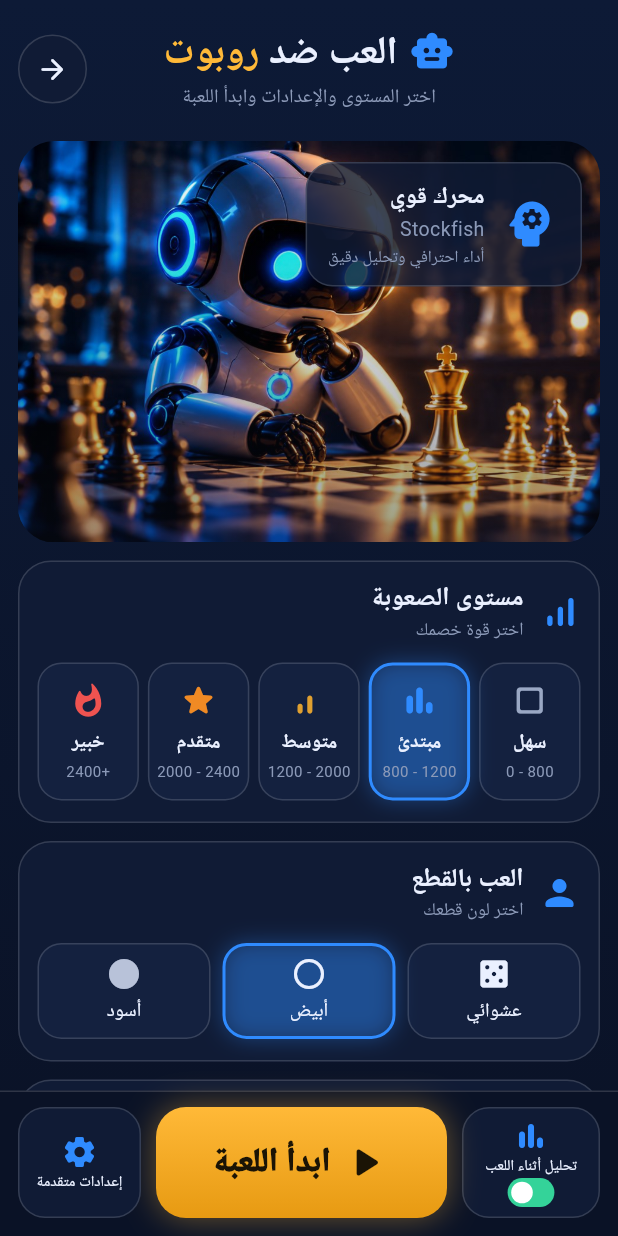
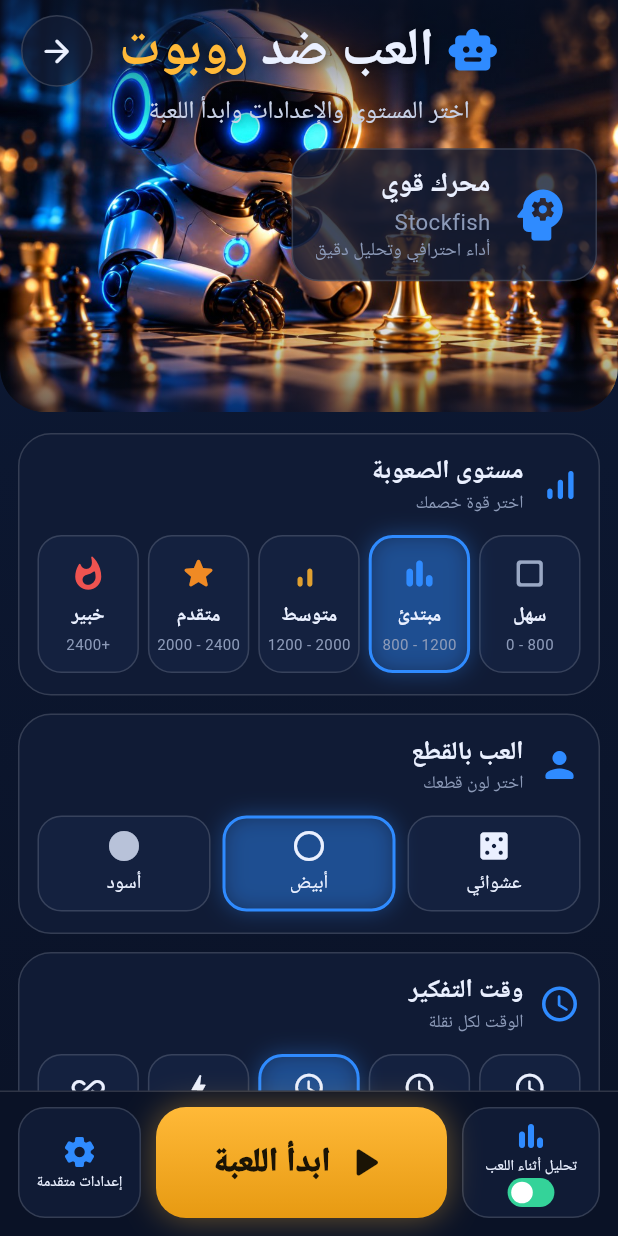
Before and after one commit to nazarslah0/Chess1, a Flutter app: the BotPlayScreen screen opened directly, on a phone screen of 412 x 824 dp. Run offline on Flutter 3.47's test engine with Material 3 defaults, Android fonts, the phone set to English and light mode, and no system bars; our stand-ins replace audioplayers, shared_preferences; missing offline and left inert: chess, lc0; accounts and stored records are empty.

Commit message:
Add files via upload

```diff
--- a/lib/bot_play_screen.dart
+++ b/lib/bot_play_screen.dart
@@ -219,7 +219,7 @@ class _BotPlayScreenState extends State<BotPlayScreen> {
 
   BotLevel _level = botLevels[1];
   String _colorChoice = 'w'; // w / b / r
-  int _timeSeconds = 0; // 0 = بدون وقت
+  int _timeSeconds = 60; // ثوانٍ لكل نقلة (0 = بدون وقت)
 
   bool _started = false;
   bool _starting = false;
@@ -1264,8 +1264,10 @@ class _BotPlayScreenState extends State<BotPlayScreen> {
             ),
           ),
           child: SafeArea(
-            // شاشة المباراة ثابتة (بدون تمرير) حتى لا يتحرك أي شيء عند
-            // كل نقلة؛ شاشة الإعداد وحدها قابلة للتمرير.
+            // شاشة الإعداد: الصورة تمتد حتى أعلى الشاشة (بدون SafeArea
+            // علوي). شاشة المباراة ثابتة (بدون تمرير) حتى لا يتحرك أي
+            // شيء عند كل نقلة.
+            top: _started,
             child: _started ? _buildGame() : _buildSetup(),
           ),
         ),
--- a/lib/bot_setup_view.dart
+++ b/lib/bot_setup_view.dart
@@ -100,16 +100,17 @@ class BotSetupView extends StatelessWidget {
       children: [
         Expanded(
           child: SingleChildScrollView(
-            padding: const EdgeInsets.fromLTRB(12, 8, 12, 12),
             child: Center(
               child: ConstrainedBox(
-                constraints: const BoxConstraints(maxWidth: 520),
+                constraints: const BoxConstraints(maxWidth: 560),
                 child: Column(
                   children: [
-                    _Header(onBack: onBack),
-                    const SizedBox(height: 10),
-                    const _Hero(),
-                    const SizedBox(height: 12),
+                    // الصورة بعرض الشاشة كاملًا والعنوان فوقها.
+                    _HeroHeader(onBack: onBack),
+                    Padding(
+                      padding: const EdgeInsets.fromLTRB(12, 14, 12, 12),
+                      child: Column(
+                        children: [
                           _SectionCard(
                             icon: Icons.signal_cellular_alt_rounded,
                             title: 'مستوى الصعوبة',
@@ -161,6 +162,9 @@ class BotSetupView extends StatelessWidget {
                         ],
                       ),
                     ),
+                  ],
+                ),
+              ),
             ),
           ),
         ),
@@ -175,101 +179,37 @@ class BotSetupView extends StatelessWidget {
 }
 
 // ----------------------------------------------------------------
-// الرأس والبطل
+// الصورة + العنوان فوقها (كما في التصميم)
 // ----------------------------------------------------------------
 
-class _Header extends StatelessWidget {
+class _HeroHeader extends StatelessWidget {
   final VoidCallback onBack;
 
-  const _Header({required this.onBack});
+  const _HeroHeader({required this.onBack});
 
   @override
   Widget build(BuildContext context) {
-    return SizedBox(
-      height: 76,
-      child: Stack(
-        alignment: Alignment.center,
-        children: [
-          Align(
-            alignment: Alignment.centerLeft,
-            child: Material(
-              color: BotPalette.card,
-              shape: const CircleBorder(
-                side: BorderSide(color: BotPalette.cardBorder),
+    final topPad = MediaQuery.of(context).padding.top;
+
+    return LayoutBuilder(
+      builder: (context, c) {
+        final w = c.maxWidth;
+        final h = w / 1.5;
+
+        return ClipRRect(
+          borderRadius: const BorderRadius.vertical(
+            bottom: Radius.circular(30),
           ),
-              child: InkWell(
-                customBorder: const CircleBorder(),
-                onTap: onBack,
-                child: const Padding(
-                  padding: EdgeInsets.all(12),
-                  child: Icon(
-                    Icons.arrow_back_rounded,
-                    color: BotPalette.text,
-                    size: 22,
-                  ),
-                ),
-              ),
-            ),
-          ),
-          Column(
-            mainAxisSize: MainAxisSize.min,
-            children: [
-              Row(
-                mainAxisSize: MainAxisSize.min,
-                children: [
-                  const Icon(
-                    Icons.smart_toy_rounded,
-                    color: BotPalette.blue,
-                    size: 30,
-                  ),
-                  const SizedBox(width: 8),
-                  RichText(
-                    text: const TextSpan(
-                      style: TextStyle(
-                        fontSize: 26,
-                        fontWeight: FontWeight.w800,
-                        color: BotPalette.text,
-                      ),
-                      children: [
-                        TextSpan(text: 'العب ضد '),
-                        TextSpan(
-                          text: 'روبوت',
-                          style: TextStyle(color: BotPalette.gold),
-                        ),
-                      ],
-                    ),
-                  ),
-                ],
-              ),
-              const SizedBox(height: 4),
-              const Text(
-                'اختر المستوى والإعدادات وابدأ اللعبة',
-                style: TextStyle(color: BotPalette.muted, fontSize: 13),
-              ),
-            ],
-          ),
-        ],
-      ),
-    );
-  }
-}
-
-class _Hero extends StatelessWidget {
-  const _Hero();
-
-  @override
-  Widget build(BuildContext context) {
-    return ClipRRect(
-      borderRadius: BorderRadius.circular(24),
-      child: AspectRatio(
-        aspectRatio: 1.45,
+          child: SizedBox(
+            width: w,
+            height: h,
             child: Stack(
               fit: StackFit.expand,
               children: [
                 Image.asset(
                   'assets/robot/robot_hero.jpg',
                   fit: BoxFit.cover,
-              alignment: Alignment.centerLeft,
+                  alignment: const Alignment(-0.45, 0),
                   errorBuilder: (_, _, _) => const ColoredBox(
                     color: BotPalette.card,
                     child: Center(
@@ -281,46 +221,135 @@ class _Hero extends StatelessWidget {
                     ),
                   ),
                 ),
+                // تعتيم خفيف أعلى الصورة لوضوح العنوان وأسفلها للدمج.
                 const DecoratedBox(
                   decoration: BoxDecoration(
                     gradient: LinearGradient(
                       begin: Alignment.topCenter,
                       end: Alignment.bottomCenter,
-                  colors: [Color(0x00000000), Color(0x660A1226)],
+                      stops: [0.0, 0.32, 0.75, 1.0],
+                      colors: [
+                        Color(0xB30A1226),
+                        Color(0x000A1226),
+                        Color(0x000A1226),
+                        Color(0x990A1226),
+                      ],
                     ),
                   ),
                 ),
+                // العنوان والعنوان الفرعي فوق الصورة.
                 Positioned(
-              top: 14,
-              right: 12,
+                  top: topPad + 10,
+                  left: 0,
+                  right: 0,
+                  child: Column(
+                    mainAxisSize: MainAxisSize.min,
+                    children: [
+                      Row(
+                        mainAxisSize: MainAxisSize.min,
+                        children: [
+                          Icon(
+                            Icons.smart_toy_rounded,
+                            color: BotPalette.blue,
+                            size: w * 0.085,
+                          ),
+                          SizedBox(width: w * 0.02),
+                          RichText(
+                            text: TextSpan(
+                              style: TextStyle(
+                                fontSize: w * 0.085,
+                                fontWeight: FontWeight.w800,
+                                color: BotPalette.text,
+                                shadows: const [
+                                  Shadow(
+                                    color: Color(0xAA000000),
+                                    blurRadius: 10,
+                                  ),
+                                ],
+                              ),
+                              children: const [
+                                TextSpan(text: 'العب ضد '),
+                                TextSpan(
+                                  text: 'روبوت',
+                                  style: TextStyle(color: BotPalette.gold),
+                                ),
+                              ],
+                            ),
+                          ),
+                        ],
+                      ),
+                      SizedBox(height: w * 0.012),
+                      Text(
+                        'اختر المستوى والإعدادات وابدأ اللعبة',
+                        style: TextStyle(
+                          color: const Color(0xFFC9D2E8),
+                          fontSize: w * 0.04,
+                          shadows: const [
+                            Shadow(
+                              color: Color(0xAA000000),
+                              blurRadius: 8,
+                            ),
+                          ],
+                        ),
+                      ),
+                    ],
+                  ),
+                ),
+                // زر الرجوع (أعلى اليسار كما في التصميم).
+                Positioned(
+                  top: topPad + 10,
+                  left: 14,
+                  child: Material(
+                    color: const Color(0xCC111B33),
+                    shape: const CircleBorder(
+                      side: BorderSide(color: BotPalette.cardBorder),
+                    ),
+                    child: InkWell(
+                      customBorder: const CircleBorder(),
+                      onTap: onBack,
+                      child: Padding(
+                        padding: EdgeInsets.all(w * 0.028),
+                        child: Icon(
+                          Icons.arrow_back_rounded,
+                          color: BotPalette.text,
+                          size: w * 0.06,
+                        ),
+                      ),
+                    ),
+                  ),
+                ),
+                // فقاعة «محرك قوي / Stockfish».
+                Positioned(
+                  top: h * 0.36,
+                  right: 14,
                   child: Container(
-                padding: const EdgeInsets.symmetric(
-                  horizontal: 14,
-                  vertical: 10,
+                    padding: EdgeInsets.symmetric(
+                      horizontal: w * 0.035,
+                      vertical: w * 0.025,
                     ),
                     decoration: BoxDecoration(
-                  color: const Color(0xCC101B35),
+                      color: const Color(0xCC111B33),
                       borderRadius: BorderRadius.circular(18),
                       border: Border.all(color: BotPalette.cardBorder),
                     ),
                     child: Row(
                       mainAxisSize: MainAxisSize.min,
                       children: [
-                    const Icon(
+                        Icon(
                           Icons.psychology_rounded,
                           color: BotPalette.blue,
-                      size: 40,
+                          size: w * 0.11,
                         ),
-                    const SizedBox(width: 10),
+                        SizedBox(width: w * 0.025),
                         Column(
                           crossAxisAlignment: CrossAxisAlignment.start,
                           mainAxisSize: MainAxisSize.min,
-                      children: const [
+                          children: [
                             Text(
                               'محرك قوي',
                               style: TextStyle(
                                 color: BotPalette.text,
-                            fontSize: 16,
+                                fontSize: w * 0.045,
                                 fontWeight: FontWeight.w800,
                               ),
                             ),
@@ -328,15 +357,14 @@ class _Hero extends StatelessWidget {
                               'Stockfish',
                               style: TextStyle(
                                 color: BotPalette.muted,
-                            fontSize: 13,
+                                fontSize: w * 0.036,
                               ),
                             ),
-                        SizedBox(height: 2),
                             Text(
                               'أداء احترافي وتحليل دقيق',
                               style: TextStyle(
                                 color: BotPalette.muted,
-                            fontSize: 11,
+                                fontSize: w * 0.03,
                               ),
                             ),
                           ],
@@ -348,6 +376,8 @@ class _Hero extends StatelessWidget {
               ],
             ),
           ),
+        );
+      },
     );
   }
 }
--- a/lib/my_games_screen.dart
+++ b/lib/my_games_screen.dart
@@ -45,7 +45,9 @@ class AnalyzeGameScreen extends StatelessWidget {
 
             final cardW = w * 0.2895;
             final gap = w * 0.0245;
-            final cardsTop = bgH * 0.549;
+            // كل المحتوى (العنوان والبطاقات) مرفوع قليلًا للأعلى.
+            final up = bgH * 0.035;
+            final cardsTop = bgH * 0.549 - up;
             final cardH = cardW * 1.877;
 
             final contentH = math.max(h, cardsTop + cardH + 24);
@@ -70,14 +72,14 @@ class AnalyzeGameScreen extends StatelessWidget {
                       children: [
                         // العنوان.
                         Positioned(
-                          top: bgH * 0.414 - w * 0.075,
+                          top: bgH * 0.414 - w * 0.075 - up,
                           left: 0,
                           right: 0,
                           child: _title(w),
                         ),
                         // العنوان الفرعي.
                         Positioned(
-                          top: bgH * 0.475 - w * 0.03,
+                          top: bgH * 0.475 - w * 0.03 - up,
                           left: 0,
                           right: 0,
                           child: Text(
@@ -91,7 +93,7 @@ class AnalyzeGameScreen extends StatelessWidget {
                         ),
                         // الفاصل مع التاج.
                         Positioned(
-                          top: bgH * 0.512 - w * 0.02,
+                          top: bgH * 0.512 - w * 0.02 - up,
                           left: 0,
                           right: 0,
                           child: _divider(w),
@@ -108,7 +110,7 @@ class AnalyzeGameScreen extends StatelessWidget {
                                 width: cardW,
                                 icon: _chessComIcon,
                                 title: 'chess.com',
-                                subtitle: 'استيراد من موقع chess.com',
+                                subtitle: 'استيراد من موقع\nchess.com',
                                 accent: const Color(0xFF63C13F),
                                 border: const Color(0x8C4FB02E),
                                 colors: const [
@@ -125,7 +127,7 @@ class AnalyzeGameScreen extends StatelessWidget {
                                 width: cardW,
                                 icon: _lichessIcon,
                                 title: 'Lichess',
-                                subtitle: 'استيراد من موقع Lichess',
+                                subtitle: 'استيراد من موقع\nLichess',
                                 accent: const Color(0xFFE5A93B),
                                 border: const Color(0x66E0A33A),
                                 colors: const [
@@ -142,7 +144,7 @@ class AnalyzeGameScreen extends StatelessWidget {
                                 width: cardW,
                                 icon: _pgnIcon,
                                 title: 'لصق PGN',
-                                subtitle: 'الصق نص PGN مباشرة',
+                                subtitle: 'الصق نص\nPGN مباشرة',
                                 accent: const Color(0xFF3D6BFF),
                                 border: const Color(0x803F5BFF),
                                 colors: const [
@@ -288,8 +290,8 @@ class _SourceCard extends StatelessWidget {
   Widget build(BuildContext context) {
     final h = width * 1.877;
     final radius = BorderRadius.circular(width * 0.15);
-    final titleSize = width * 0.115;
-    final subSize = width * 0.063;
+    final titleSize = width * 0.135;
+    final subSize = width * 0.095;
     final ring = width * 0.277;
 
     return SizedBox(
@@ -355,18 +357,20 @@ class _SourceCard extends StatelessWidget {
                     ),
                   ),
                   Positioned(
-                    top: h * 0.607 - subSize * 0.7,
-                    left: width * 0.06,
-                    right: width * 0.06,
-                    child: Text(
-                      subtitle,
-                      textAlign: TextAlign.center,
-                      maxLines: 3,
-                      overflow: TextOverflow.ellipsis,
-                      style: TextStyle(
-                        color: const Color(0xFF9EA3B3),
-                        fontSize: subSize,
-                        height: 1.45,
+                    top: h * 0.60 - subSize * 0.7,
+                    left: width * 0.04,
+                    right: width * 0.04,
+                    child: FittedBox(
+                      fit: BoxFit.scaleDown,
+                      child: Text(
+                        subtitle,
+                        textAlign: TextAlign.center,
+                        maxLines: 2,
+                        style: TextStyle(
+                          color: const Color(0xFFC3C8D6),
+                          fontSize: subSize,
+                          height: 1.4,
+                        ),
                       ),
                     ),
                   ),
```
Lines whose indentation alone changed are shown as unchanged.
